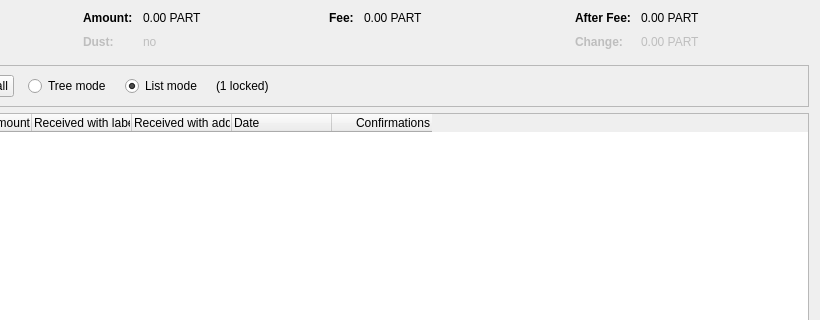
The window that src/qt/forms/coincontroldialog.ui (vpubchain/particl-core) describes before a commit, drawn with Qt 5; both pictures show x 180 to 1000 and y 0 to 320 of the 1000 by 500 pixel window.
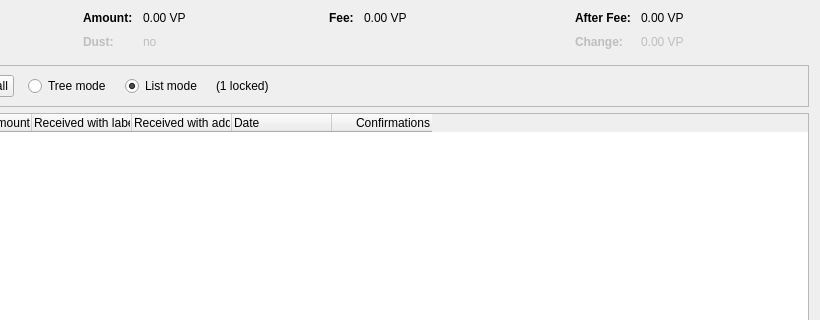
The same window after the commit. Custom widgets are drawn as their Qt base class.

Diff of the .ui file:
```diff
--- a/src/qt/forms/coincontroldialog.ui
+++ b/src/qt/forms/coincontroldialog.ui
@@ -132,7 +132,7 @@
           <enum>Qt::ActionsContextMenu</enum>
          </property>
          <property name="text">
-          <string notr="true">0.00 PART</string>
+          <string notr="true">0.00 VP</string>
          </property>
          <property name="textInteractionFlags">
           <set>Qt::LinksAccessibleByMouse|Qt::TextSelectableByKeyboard|Qt::TextSelectableByMouse</set>
@@ -212,7 +212,7 @@
           <enum>Qt::ActionsContextMenu</enum>
          </property>
          <property name="text">
-          <string notr="true">0.00 PART</string>
+          <string notr="true">0.00 VP</string>
          </property>
          <property name="textInteractionFlags">
           <set>Qt::LinksAccessibleByMouse|Qt::TextSelectableByKeyboard|Qt::TextSelectableByMouse</set>
@@ -257,7 +257,7 @@
           <enum>Qt::ActionsContextMenu</enum>
          </property>
          <property name="text">
-          <string notr="true">0.00 PART</string>
+          <string notr="true">0.00 VP</string>
          </property>
          <property name="textInteractionFlags">
           <set>Qt::LinksAccessibleByMouse|Qt::TextSelectableByKeyboard|Qt::TextSelectableByMouse</set>
@@ -292,7 +292,7 @@
           <enum>Qt::ActionsContextMenu</enum>
          </property>
          <property name="text">
-          <string notr="true">0.00 PART</string>
+          <string notr="true">0.00 VP</string>
          </property>
          <property name="textInteractionFlags">
           <set>Qt::LinksAccessibleByMouse|Qt::TextSelectableByKeyboard|Qt::TextSelectableByMouse</set>
```
